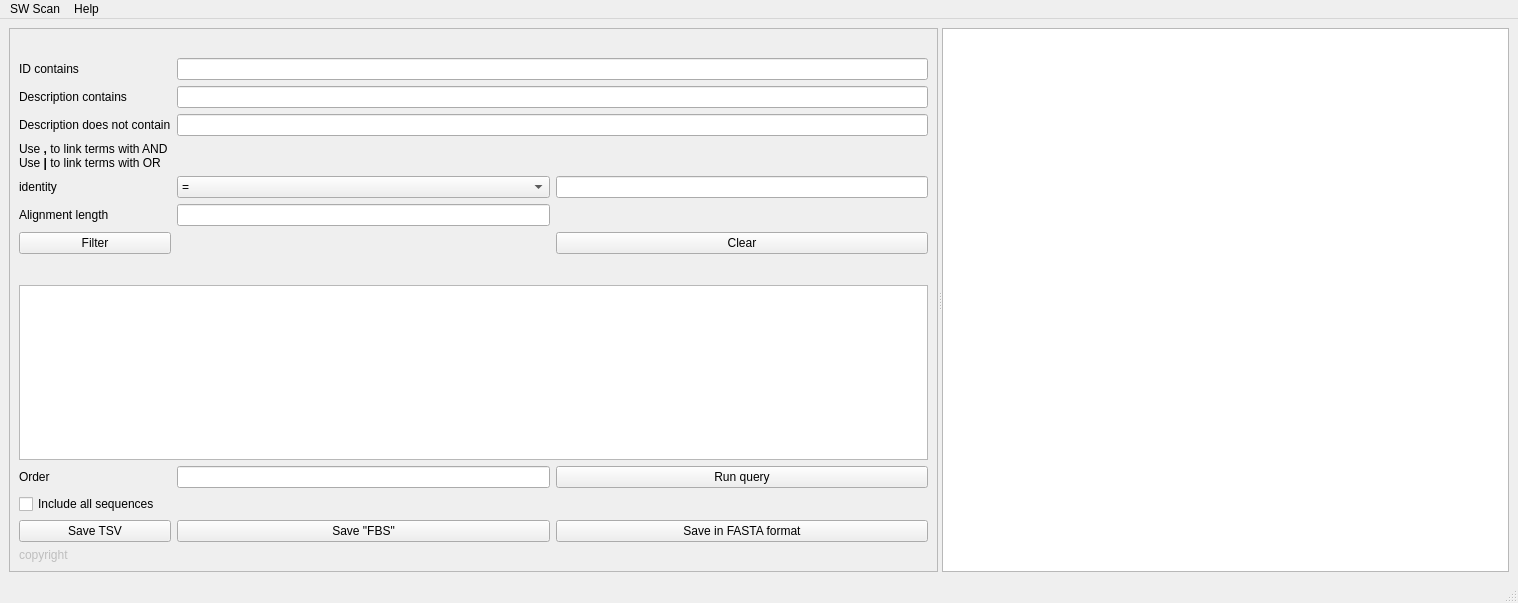
Old version of the form src/sw_scan.ui in the repository olivierfriard/sw_scan.
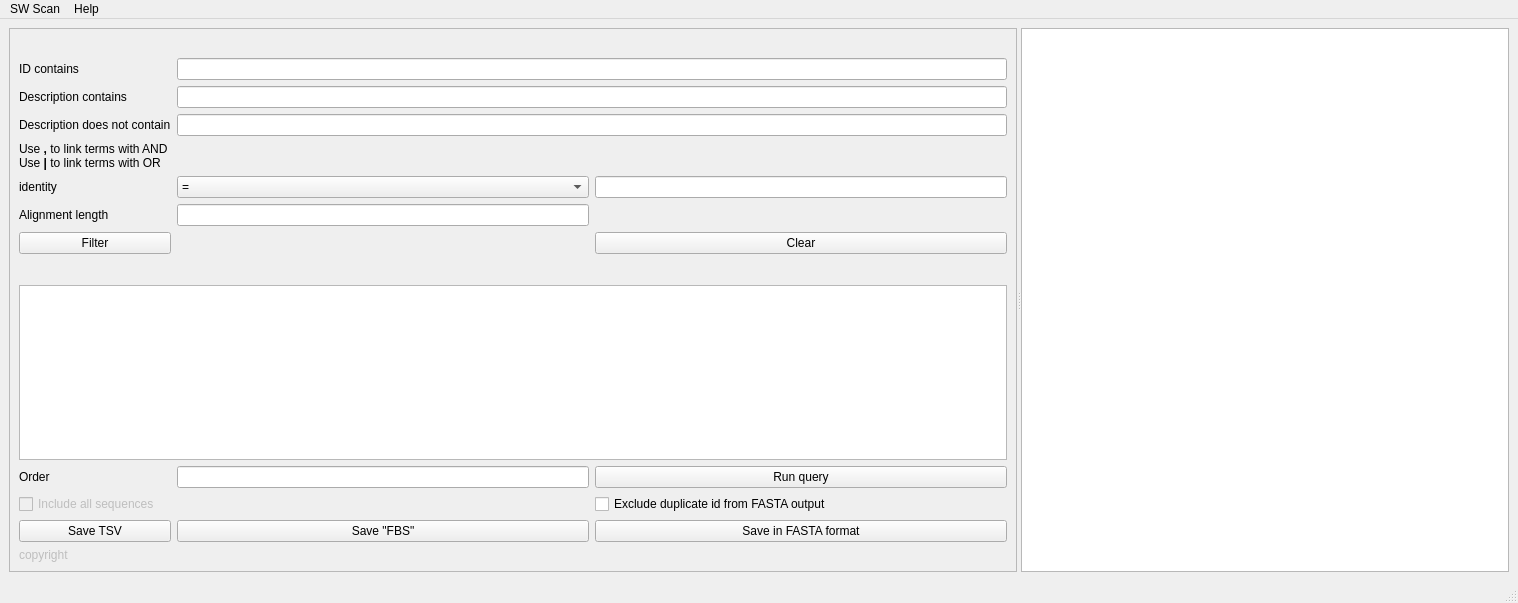
New version of the form.

Commit message: fixed bug, implemented an option to exclude duplicate seq in fasta output

The edit to the form file:
```diff
--- a/src/sw_scan.ui
+++ b/src/sw_scan.ui
@@ -105,6 +105,9 @@
           </item>
           <item row="12" column="0">
            <widget class="QCheckBox" name="cb_include_all_seq">
+            <property name="enabled">
+             <bool>false</bool>
+            </property>
             <property name="text">
              <string>Include all sequences</string>
             </property>
@@ -204,6 +207,13 @@
             </property>
            </widget>
           </item>
+          <item row="12" column="2">
+           <widget class="QCheckBox" name="cb_exclude_duplicate_id">
+            <property name="text">
+             <string>Exclude duplicate id from FASTA output</string>
+            </property>
+           </widget>
+          </item>
          </layout>
         </item>
         <item>
```
Left out of the diff: 2 changed lines with no effect on the pictures. The commit also changes 2 other files.
